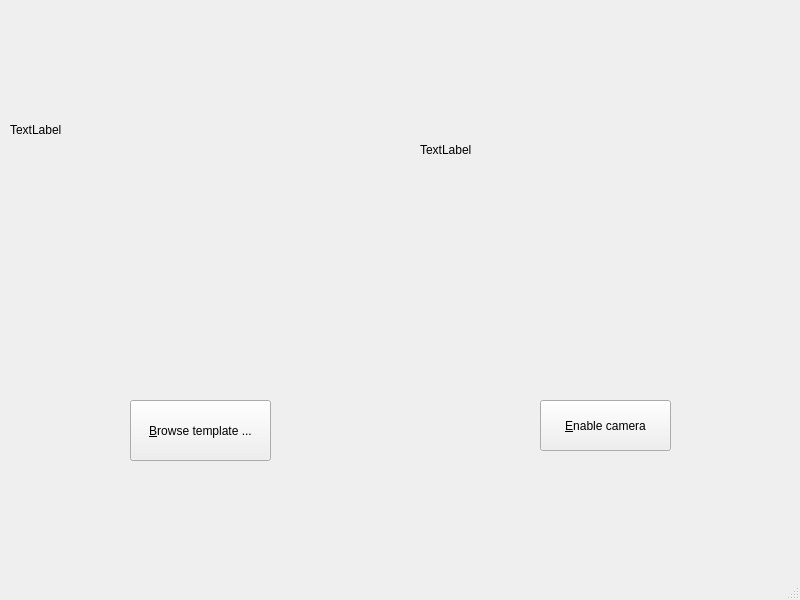
The window that SIFT_app.ui (samuel-sjoden/ENPH353_Lab4) describes before a commit, drawn with Qt 5.
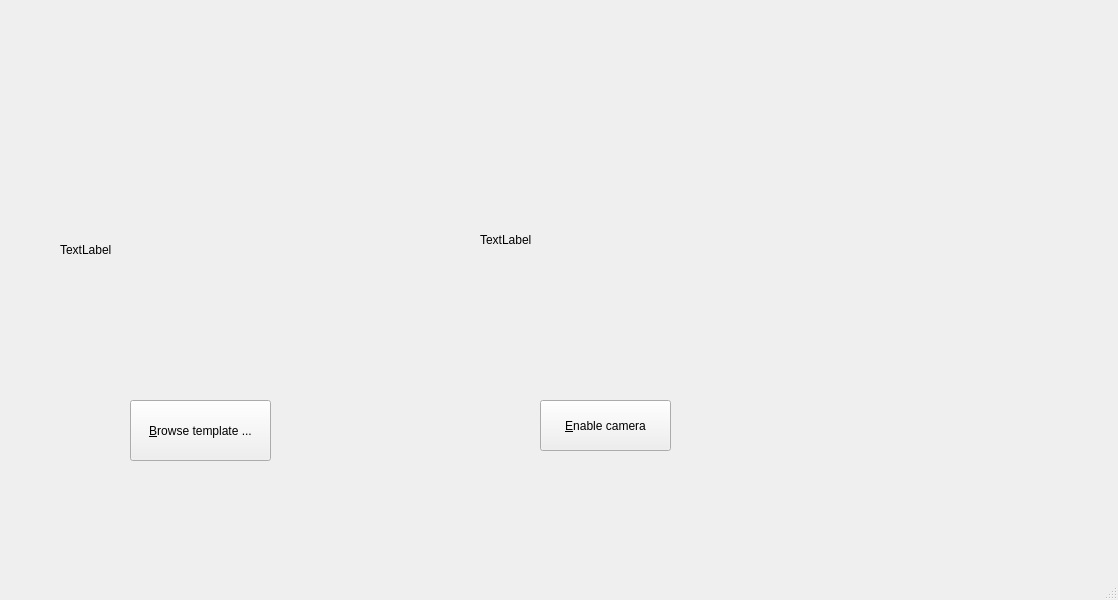
The same window after the commit.

Commit message: end of lab

What changed in the file:
```diff
--- a/SIFT_app.ui
+++ b/SIFT_app.ui
@@ -6,7 +6,7 @@
    <rect>
     <x>0</x>
     <y>0</y>
-    <width>800</width>
+    <width>1118</width>
     <height>600</height>
    </rect>
   </property>
@@ -43,8 +43,8 @@
    <widget class="QLabel" name="template_label">
     <property name="geometry">
      <rect>
-      <x>10</x>
-      <y>10</y>
+      <x>60</x>
+      <y>130</y>
       <width>320</width>
       <height>240</height>
      </rect>
@@ -56,9 +56,9 @@
    <widget class="QLabel" name="live_image_label">
     <property name="geometry">
      <rect>
-      <x>420</x>
-      <y>40</y>
-      <width>320</width>
+      <x>480</x>
+      <y>130</y>
+      <width>561</width>
       <height>220</height>
      </rect>
     </property>
```
Left out of the diff: 4 changed lines with no effect on the pictures. The commit also changes 2 other files.
